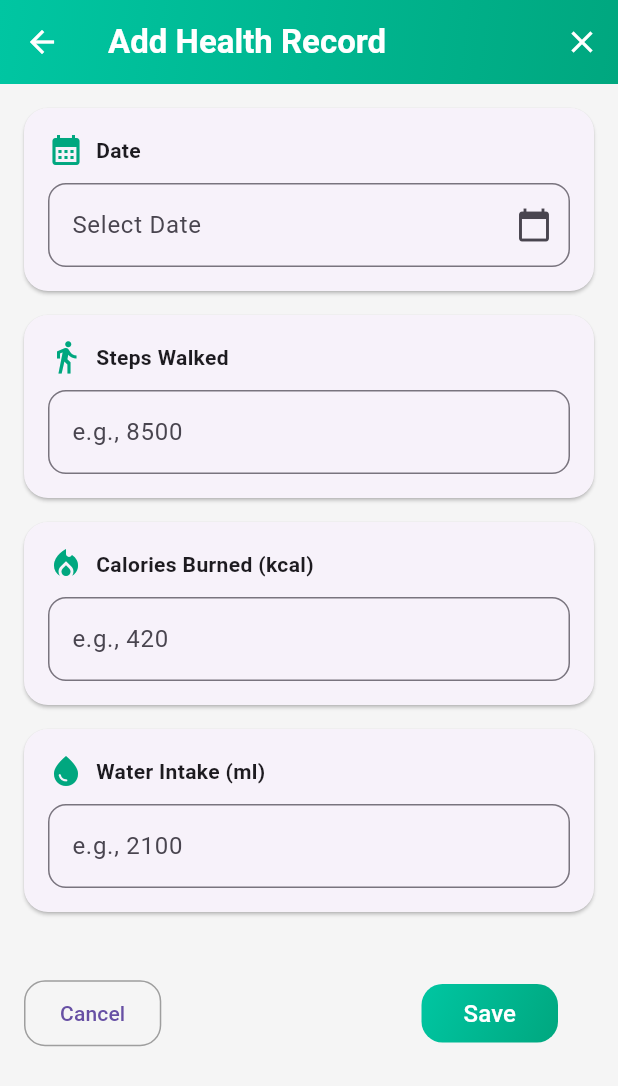
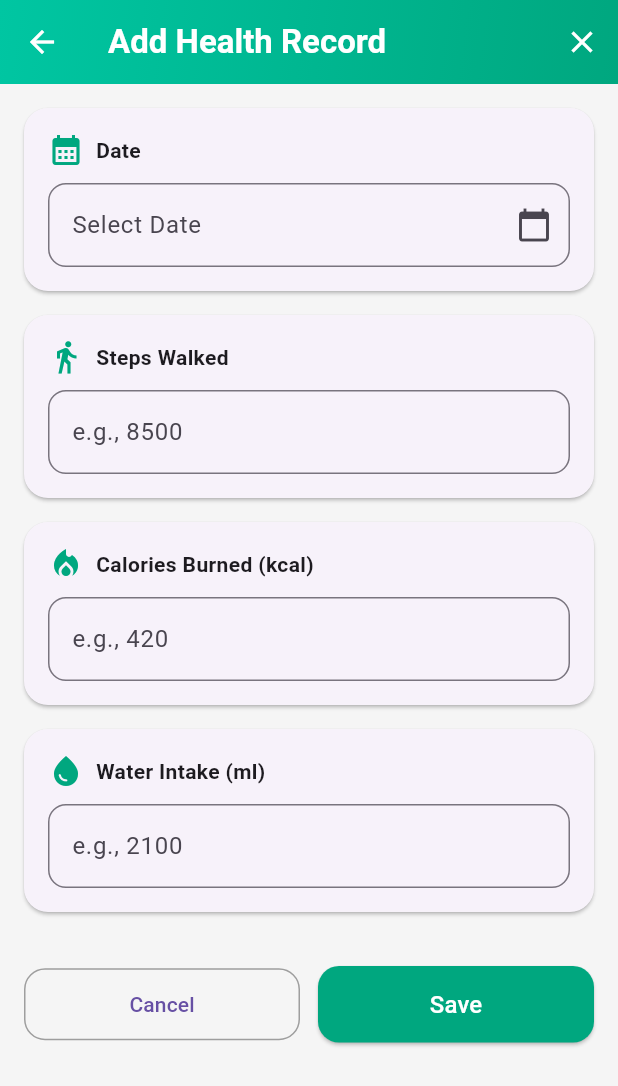
Before and after one commit to Ishini-Edirisinghe/MAD-CW-1-A, a Flutter app: the AddHealthRecordScreen screen opened directly, on a phone screen of 412 x 824 dp. Shown: the top 1086 px of the screen. Run offline on Flutter 3.47's test engine with Material 3 defaults, Android fonts, the phone set to English and light mode, and no system bars; our stand-ins replace fl_chart, sqflite; accounts and stored records are empty.

Commit message:
buttons style issue fixes

```diff
--- a/lib/features/add_health_record_screen.dart
+++ b/lib/features/add_health_record_screen.dart
@@ -205,13 +205,12 @@ class _AddHealthRecordScreenState extends State<AddHealthRecordScreen> {
 
   Widget _buildButtons(Function() saveAction) {
     return Row(
-      mainAxisAlignment: MainAxisAlignment.spaceBetween,
       children: [
-        // Cancel button (same for both screens)
-        OutlinedButton(
+        Expanded(
+          child: OutlinedButton(
             onPressed: () => Navigator.pop(context),
             style: OutlinedButton.styleFrom(
-            padding: const EdgeInsets.symmetric(horizontal: 24, vertical: 12),
+              padding: const EdgeInsets.symmetric(vertical: 14),
               side: const BorderSide(color: Colors.grey),
               shape: RoundedRectangleBorder(
                 borderRadius: BorderRadius.circular(14),
@@ -219,32 +218,21 @@ class _AddHealthRecordScreenState extends State<AddHealthRecordScreen> {
             ),
             child: const Text("Cancel"),
           ),
-
-        // SAVE BUTTON (WHITE TEXT + GRADIENT)
-        ElevatedButton(
+        ),
+        const SizedBox(width: 12),
+        Expanded(
+          child: ElevatedButton(
             onPressed: saveAction,
             style: ElevatedButton.styleFrom(
-            padding: const EdgeInsets.symmetric(horizontal: 24, vertical: 12),
-            backgroundColor: Colors.transparent,
-            shadowColor: Colors.transparent,
+              padding: const EdgeInsets.symmetric(vertical: 14),
+              backgroundColor: const Color(0xFF00A77F),
               shape: RoundedRectangleBorder(
                 borderRadius: BorderRadius.circular(14),
               ),
             ),
-          child: Ink(
-            decoration: BoxDecoration(
-              gradient: _gradient,
-              borderRadius: BorderRadius.circular(14),
-            ),
-            child: Container(
-              padding: const EdgeInsets.symmetric(vertical: 8, horizontal: 28),
             child: const Text(
               "Save",
-                style: TextStyle(
-                  fontSize: 16,
-                  color: Colors.white,
-                ), // WHITE TEXT
-              ),
+              style: TextStyle(fontSize: 16, color: Colors.white),
             ),
           ),
         ),
```
Lines whose indentation alone changed are shown as unchanged.
